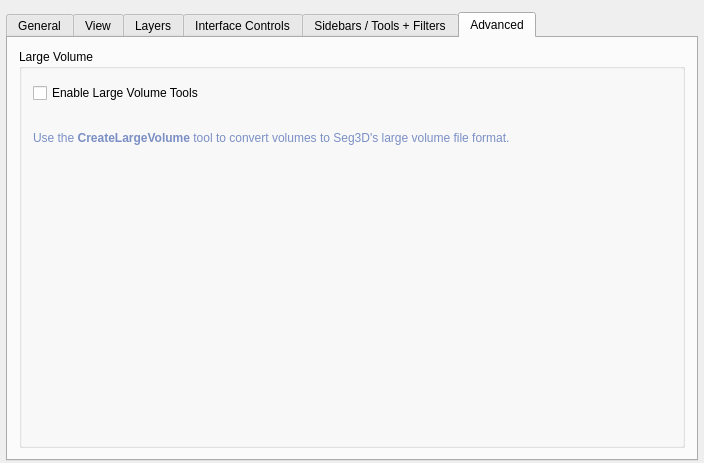
This is src/Interface/Application/PreferencesInterface.ui in SCIInstitute/Seg3D as Qt 5 draws it before an edit. The edited form follows.
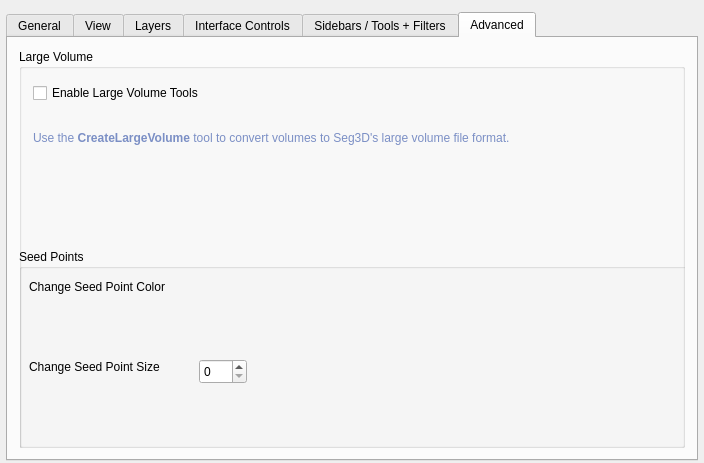
This is the edited form. The open tabs and pages were chosen to show the change. Custom widgets are drawn as their Qt base class.

```diff
--- a/src/Interface/Application/PreferencesInterface.ui
+++ b/src/Interface/Application/PreferencesInterface.ui
@@ -1710,6 +1710,55 @@
            </item>
           </layout>
          </widget>
+         <widget class="QGroupBox" name="groupBox_5">
+          <property name="geometry">
+           <rect>
+            <x>0</x>
+            <y>200</y>
+            <width>676</width>
+            <height>202</height>
+           </rect>
+          </property>
+          <property name="title">
+           <string>Seed Points</string>
+          </property>
+          <widget class="QLabel" name="seed_point_color_label_">
+           <property name="geometry">
+            <rect>
+             <x>10</x>
+             <y>30</y>
+             <width>161</width>
+             <height>16</height>
+            </rect>
+           </property>
+           <property name="text">
+            <string>Change Seed Point Color</string>
+           </property>
+          </widget>
+          <widget class="QLabel" name="seed_point_size_label_">
+           <property name="geometry">
+            <rect>
+             <x>10</x>
+             <y>110</y>
+             <width>151</width>
+             <height>16</height>
+            </rect>
+           </property>
+           <property name="text">
+            <string>Change Seed Point Size</string>
+           </property>
+          </widget>
+          <widget class="QSpinBox" name="seed_point_size_">
+           <property name="geometry">
+            <rect>
+             <x>180</x>
+             <y>110</y>
+             <width>48</width>
+             <height>25</height>
+            </rect>
+           </property>
+          </widget>
+         </widget>
         </widget>
        </item>
       </layout>
```
Left out of the diff: 2 changed lines with no effect on the pictures.
